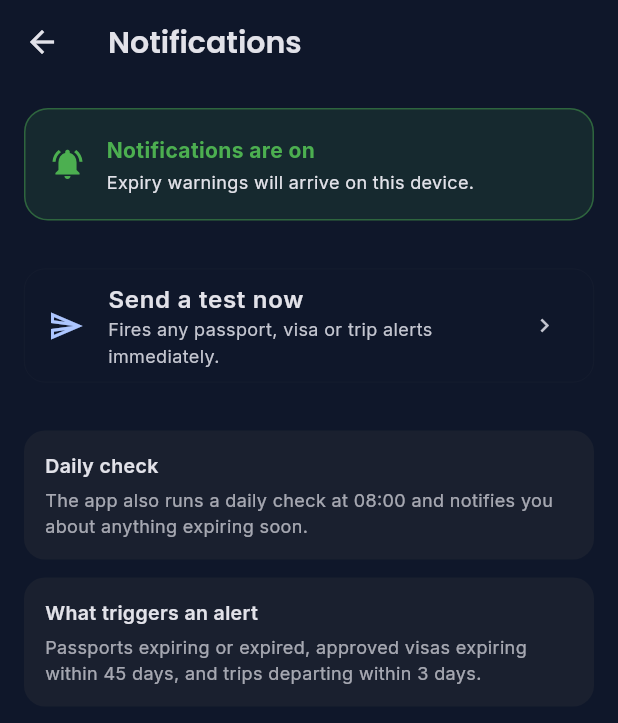
After one commit to Snsmjalzaabi/Travel-planner, a Flutter app: the MoreScreen screen opened directly, after a tap on "Notifications", on a phone screen of 412 x 824 dp. The commit adds this screen. Shown: the top 723 px of the screen. Run offline on Flutter 3.47's test engine with Material 3 defaults, Android fonts, the phone set to English and light mode, and no system bars; our stand-ins replace flutter_local_notifications, google_fonts, permission_handler, shared_preferences, sqflite, timezone; accounts and stored records are empty.

Commit message:
Make notification permission visible and recoverable
main() requested POST_NOTIFICATIONS before the first frame, wrapped in a10s
timeout that discarded the result. If the dialog never appeared, alerts
were silently off with no sign anywhere and no way to fix it - which is
almost certainly why the splash hang happened in the first place.

Startup now only inits, creates the channel and schedules the daily check,
all backgrounded with per-step timeouts. Permission is requested from
More -> Notifications, which shows the real OS state (granted / not asked /
denied / permanently blocked), offers 'Open phone settings' when the OS
will no longer prompt, and can fire a test notification on demand.

permissionState() queries without prompting, so the UI can tell the truth
about the current state at any time.

```diff
--- a/foxory_mobile/lib/main.dart
+++ b/foxory_mobile/lib/main.dart
@@ -15,32 +15,33 @@ void main() async {
   final dbHelper = DatabaseHelper();
   final alerts = AlertService(dbHelper);
 
-  // Initialize notification plugin — quick, but guard with timeout
-  // so a hung plugin init never blocks the splash.
-  const timeout = Duration(seconds: 10);
-  try {
-    await Future.any([alerts.init(), Future.delayed(timeout)]);
-  } catch (_) {
-    // init timed out or failed — notifications won't work, but app launches
-  }
-
-  // Create notification channel (Android only, fast)
-  try {
-    await Future.any([alerts.ensureChannel(), Future.delayed(timeout)]);
-  } catch (_) {}
-
-  // Request notification permission with timeout.
-  // On Android 13+ this may show a system dialog. If it doesn't
-  // appear within the timeout, continue — user can grant from
-  // Settings later and notifications will start working then.
-  try {
-    await Future.any([alerts.requestPermission(), Future.delayed(timeout)]);
-  } catch (_) {}
-
-  // Schedule daily check with timeout
-  try {
-    await Future.any([alerts.scheduleDailyCheck(hour: 8, minute: 0), Future.delayed(timeout)]);
-  } catch (_) {}
+  // Everything below is best-effort and must never block the first frame.
+  // Each step is capped so a hung plugin cannot strand the app on splash.
+  unawaited(_initNotifications(alerts));
 
   runApp(FoxoryApp(prefs: prefs, dbHelper: dbHelper, alerts: alerts));
 }
+
+/// Initialises notifications in the background.
+///
+/// Deliberately does NOT request permission. The old code called
+/// Permission.notification.request() before the first frame, wrapped in a 10s
+/// timeout that swallowed the result - so if the dialog never appeared,
+/// notifications were silently off and the user had no way to find out or fix
+/// it. Permission is now requested from Settings, where the state is visible
+/// and recoverable.
+Future<void> _initNotifications(AlertService alerts) async {
+  const timeout = Duration(seconds: 10);
+
+  Future<void> guard(Future<void> work) async {
+    try {
+      await Future.any([work, Future.delayed(timeout)]);
+    } catch (_) {
+      // Non-fatal: the app runs fine without notifications.
+    }
+  }
+
+  await guard(alerts.init());
+  await guard(alerts.ensureChannel());
+  await guard(alerts.scheduleDailyCheck());
+}
--- a/foxory_mobile/lib/services/notification_service.dart
+++ b/foxory_mobile/lib/services/notification_service.dart
@@ -4,8 +4,33 @@ import 'package:intl/intl.dart';
 import 'package:flutter_local_notifications/flutter_local_notifications.dart';
 import 'package:timezone/data/latest.dart' as tz;
 import 'package:timezone/timezone.dart' as tz;
-import 'package:permission_handler/permission_handler.dart';
+import 'package:permission_handler/permission_handler.dart' as ph;
 import '../core/database_helper.dart';
+
+/// Whether the OS will let this app show notifications.
+enum NotificationPermissionState {
+  granted,
+  notAsked,
+  denied,
+
+  /// Denied permanently - only fixable in the OS settings app.
+  blockedNeedsSettings,
+  unknown,
+}
+
+extension NotificationPermissionStateX on NotificationPermissionState {
+  bool get canNotify => this == NotificationPermissionState.granted;
+
+  bool get needsSettings => this == NotificationPermissionState.blockedNeedsSettings;
+
+  String get label => switch (this) {
+        NotificationPermissionState.granted => 'Notifications are on',
+        NotificationPermissionState.notAsked => 'Permission not requested yet',
+        NotificationPermissionState.denied => 'Permission denied',
+        NotificationPermissionState.blockedNeedsSettings => 'Blocked - enable in phone Settings',
+        NotificationPermissionState.unknown => 'Unknown',
+      };
+}
 
 /// Alert service for passport expiry, visa expiry, and trip reminders.
 ///
@@ -57,19 +82,51 @@ class AlertService {
     await _plugin.initialize(initSettings);
   }
 
+  /// Current permission state without prompting the user.
+  ///
+  /// Safe to call at any time. Before, the only way to learn the state was
+  /// [requestPermission], which pops a system dialog - so the app could not
+  /// tell the user their alerts were silently off.
+  Future<NotificationPermissionState> permissionState() async {
+    if (!Platform.isAndroid && !Platform.isIOS) {
+      return NotificationPermissionState.granted;
+    }
+    try {
+      final status = await ph.Permission.notification.status;
+      if (status.isGranted) return NotificationPermissionState.granted;
+      if (status.isPermanentlyDenied || status.isRestricted) {
+        return NotificationPermissionState.blockedNeedsSettings;
+      }
+      if (status.isDenied) return NotificationPermissionState.notAsked;
+      return NotificationPermissionState.denied;
+    } catch (_) {
+      return NotificationPermissionState.unknown;
+    }
+  }
+
   /// Request notification permission at runtime.
   /// Returns true when notifications can fire.
   Future<bool> requestPermission() async {
-    if (Platform.isAndroid) {
-      final status = await Permission.notification.request();
-      return status.isGranted;
-    }
-    if (Platform.isIOS) {
-      final status = await Permission.notification.request();
+    if (Platform.isAndroid || Platform.isIOS) {
+      final status = await ph.Permission.notification.request();
       return status.isGranted;
     }
     return true;
   }
+
+  /// Opens the OS settings page for this app so a permanently-denied user can
+  /// re-enable notifications by hand.
+  Future<bool> openAppSettings() async {
+    try {
+      return await ph.openAppSettings();
+    } catch (_) {
+      return false;
+    }
+  }
+
+  /// Fires today's alerts immediately, so the user can confirm notifications
+  /// actually arrive rather than waiting until 08:00 to find out.
+  Future<int> testNotifications() => fireAlertsNow();
 
   /// Create the notification channel on Android (no-op on iOS).
   /// Call once after [init]; safe to call multiple times.
--- a/foxory_mobile/lib/ui/more_screen.dart
+++ b/foxory_mobile/lib/ui/more_screen.dart
@@ -8,6 +8,7 @@ import '../core/app_settings.dart';
 import '../services/local_pi_sync_service.dart';
 import 'recommendations_screen.dart';
 import 'documents_screen.dart';
+import 'notification_settings_screen.dart';
 import 'expense_form_sheet.dart';
 
 class MoreScreen extends StatefulWidget {
@@ -298,6 +299,17 @@ class _MoreScreenState extends State<MoreScreen> {
             Navigator.push(
               context,
               MaterialPageRoute(builder: (_) => const DocumentsScreen()),
+            );
+          },
+        ),
+        ListTile(
+          leading: const Icon(Icons.notifications_outlined),
+          title: const Text('Notifications'),
+          subtitle: const Text('Expiry warnings and daily check'),
+          onTap: () {
+            Navigator.push(
+              context,
+              MaterialPageRoute(builder: (_) => const NotificationSettingsScreen()),
             );
           },
         ),
--- /dev/null
+++ b/foxory_mobile/lib/ui/notification_settings_screen.dart
@@ -0,0 +1,187 @@
+import 'package:flutter/material.dart';
+import 'package:google_fonts/google_fonts.dart';
+import '../services/notification_service.dart';
+
+/// Notification settings: shows whether the OS will actually let the app post
+/// alerts, and offers a way to fix it if not.
+///
+/// This exists because the app used to request permission before the first
+/// frame and swallow the outcome, so alerts could be silently off with no
+/// visible sign and no way to recover.
+class NotificationSettingsScreen extends StatefulWidget {
+  const NotificationSettingsScreen({super.key});
+
+  @override
+  State<NotificationSettingsScreen> createState() => _NotificationSettingsScreenState();
+}
+
+class _NotificationSettingsScreenState extends State<NotificationSettingsScreen> {
+  NotificationPermissionState _state = NotificationPermissionState.unknown;
+  bool _loading = true;
+
+  @override
+  void initState() {
+    super.initState();
+    _refresh();
+  }
+
+  Future<void> _refresh() async {
+    final state = await AlertService.instance?.permissionState() ??
+        NotificationPermissionState.unknown;
+    if (!mounted) return;
+    setState(() {
+      _state = state;
+      _loading = false;
+    });
+  }
+
+  Future<void> _request() async {
+    final alerts = AlertService.instance;
+    if (alerts == null) return;
+    await alerts.requestPermission();
+    await _refresh();
+  }
+
+  Future<void> _openSettings() async {
+    await AlertService.instance?.openAppSettings();
+    // The user may change it in Settings; re-check when they come back.
+    await _refresh();
+  }
+
+  Future<void> _sendTest() async {
+    final alerts = AlertService.instance;
+    if (alerts == null) return;
+    final messenger = ScaffoldMessenger.of(context);
+    final count = await alerts.fireAlertsNow();
+    messenger.showSnackBar(
+      SnackBar(
+        content: Text(
+          count == 0
+              ? 'No alerts due right now. Add a passport, visa or upcoming trip to test.'
+              : 'Sent $count notification${count == 1 ? '' : 's'}. Check your notification shade.',
+        ),
+      ),
+    );
+  }
+
+  @override
+  Widget build(BuildContext context) {
+    final cs = Theme.of(context).colorScheme;
+
+    return Scaffold(
+      appBar: AppBar(
+        title: Text('Notifications', style: GoogleFonts.poppins(fontWeight: FontWeight.w600)),
+      ),
+      body: _loading
+          ? const Center(child: CircularProgressIndicator())
+          : ListView(
+              padding: const EdgeInsets.all(16),
+              children: [
+                _statusBanner(cs),
+                const SizedBox(height: 20),
+                if (_state.needsSettings)
+                  _button(
+                    'Open phone settings',
+                    Icons.settings,
+                    cs.primary,
+                    _openSettings,
+                    subtitle: 'Android has blocked further requests. Enable notifications for Foxory here.',
+                  )
+                else if (!_state.canNotify)
+                  _button(
+                    'Allow notifications',
+                    Icons.notifications_active_outlined,
+                    cs.primary,
+                    _request,
+                    subtitle: _state == NotificationPermissionState.notAsked
+                        ? 'You will get one system prompt.'
+                        : 'Tap to ask again.',
+                  ),
+                const SizedBox(height: 12),
+                _button(
+                  'Send a test now',
+                  Icons.send_outlined,
+                  cs.primary,
+                  _sendTest,
+                  subtitle: 'Fires any passport, visa or trip alerts immediately.',
+                ),
+                const SizedBox(height: 24),
+                _infoBox('Daily check',
+                    'The app also runs a daily check at 08:00 and notifies you about anything expiring soon.'),
+                const SizedBox(height: 12),
+                _infoBox('What triggers an alert',
+                    'Passports expiring or expired, approved visas expiring within 45 days, and trips departing within 3 days.'),
+              ],
+            ),
+    );
+  }
+
+  Widget _statusBanner(ColorScheme cs) {
+    final granted = _state.canNotify;
+    final color = granted ? Colors.green : Colors.orange;
+    return Container(
+      padding: const EdgeInsets.all(16),
+      decoration: BoxDecoration(
+        color: color.withValues(alpha: 0.12),
+        borderRadius: BorderRadius.circular(16),
+        border: Border.all(color: color.withValues(alpha: 0.45)),
+      ),
+      child: Row(
+        children: [
+          Icon(granted ? Icons.notifications_active : Icons.notifications_off_outlined, color: color),
+          const SizedBox(width: 14),
+          Expanded(
+            child: Column(
+              crossAxisAlignment: CrossAxisAlignment.start,
+              children: [
+                Text(
+                  _state.label,
+                  style: GoogleFonts.inter(fontWeight: FontWeight.w700, color: color),
+                ),
+                const SizedBox(height: 4),
+                Text(
+                  granted
+                      ? 'Expiry warnings will arrive on this device.'
+                      : 'Expiry warnings are switched off, so you will not be warned about a passport or visa expiring.',
+                  style: GoogleFonts.inter(fontSize: 12, height: 1.35),
+                ),
+              ],
+            ),
+          ),
+        ],
+      ),
+    );
+  }
+
+  Widget _button(String title, IconData icon, Color color, VoidCallback onTap, {String? subtitle}) {
+    return Card(
+      margin: const EdgeInsets.only(bottom: 8),
+      child: ListTile(
+        leading: Icon(icon, color: color),
+        title: Text(title, style: GoogleFonts.inter(fontWeight: FontWeight.w600)),
+        subtitle: subtitle == null ? null : Text(subtitle, style: GoogleFonts.inter(fontSize: 12)),
+        trailing: const Icon(Icons.chevron_right, size: 18),
+        onTap: onTap,
+      ),
+    );
+  }
+
+  Widget _infoBox(String title, String body) {
+    final cs = Theme.of(context).colorScheme;
+    return Container(
+      padding: const EdgeInsets.all(14),
+      decoration: BoxDecoration(
+        color: cs.surfaceContainerHighest.withValues(alpha: 0.3),
+        borderRadius: BorderRadius.circular(14),
+      ),
+      child: Column(
+        crossAxisAlignment: CrossAxisAlignment.start,
+        children: [
+          Text(title, style: GoogleFonts.inter(fontWeight: FontWeight.w600, fontSize: 13)),
+          const SizedBox(height: 4),
+          Text(body, style: GoogleFonts.inter(fontSize: 12, height: 1.4, color: cs.onSurface.withValues(alpha: 0.7))),
+        ],
+      ),
+    );
+  }
+}
```
Also changed, not shown: 1 other file.
